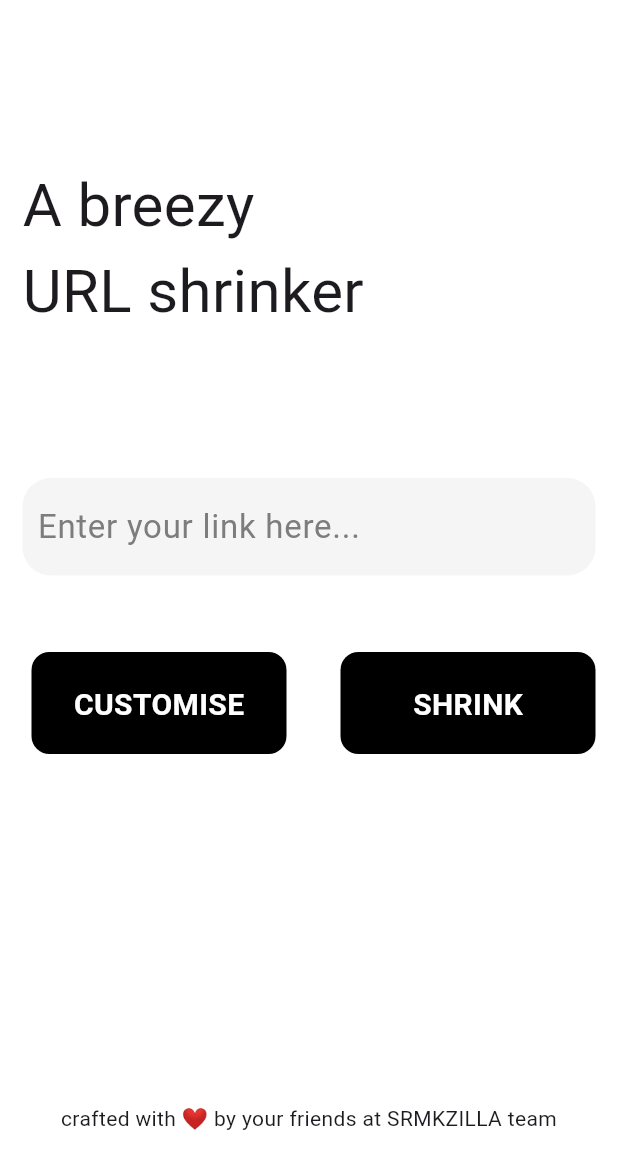
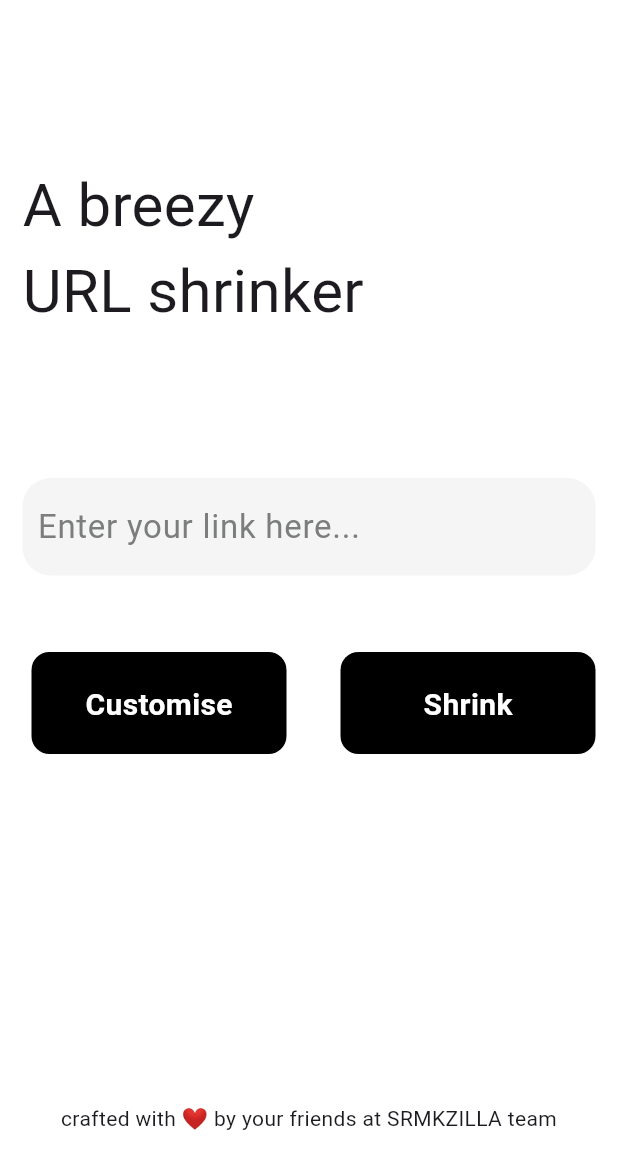
Before and after one commit to srm-kzilla/KzShortner, a Flutter app: the screen it shows after launch, on a phone screen of 412 x 824 dp, the part 80-1236 px from its top. Run offline on Flutter 3.47's test engine with Material 3 defaults, Android fonts, the phone set to English and light mode, and no system bars; our stand-ins replace dio, flutter_secure_storage, google_fonts, share_plus; missing offline and left inert: qr.

Commit message:
fix capitalization

```diff
--- a/lib/screens/home_screen.dart
+++ b/lib/screens/home_screen.dart
@@ -76,7 +76,7 @@ class _HomeScreenState extends State<HomeScreen> {
               children: [
                 Padding(padding: EdgeInsets.only(top: 21)),
                 Text(
-                  !isCustomise ? 'CUSTOMISE' : 'RANDOMIZE',
+                  !isCustomise ? 'Customise' : 'Randomise',
                   style: TextStyle(
                       color: Colors.white,
                       fontSize: 20,
@@ -190,7 +190,7 @@ class _HomeScreenState extends State<HomeScreen> {
               children: [
                 Padding(padding: EdgeInsets.only(top: 21)),
                 Text(
-                  'SHRINK',
+                  'Shrink',
                   style: TextStyle(
                       color: Colors.white,
                       fontSize: 20,
```
